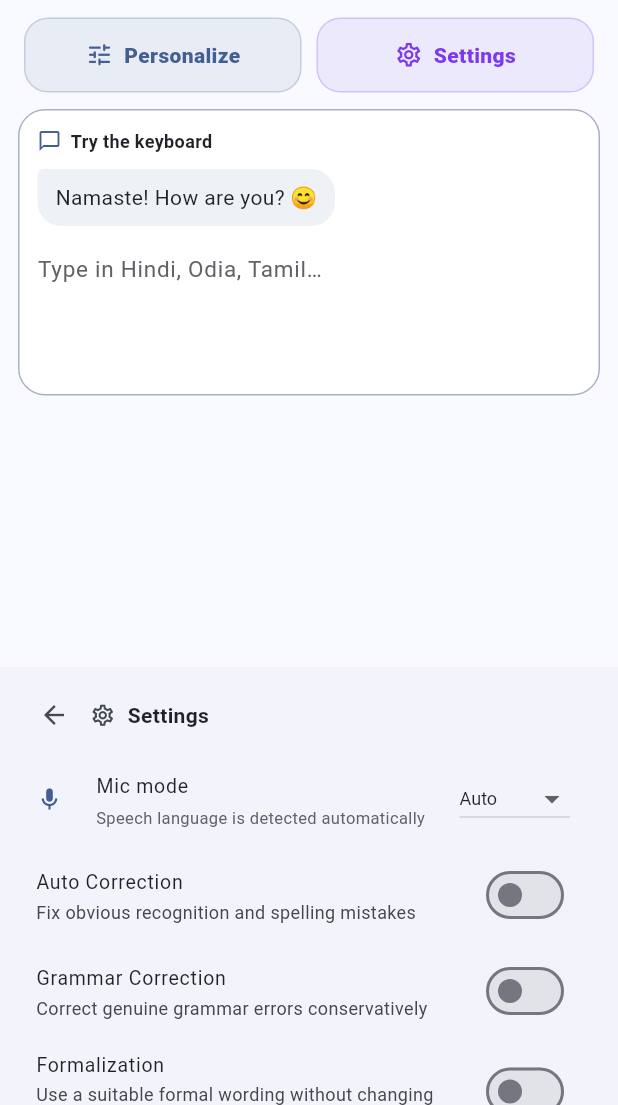
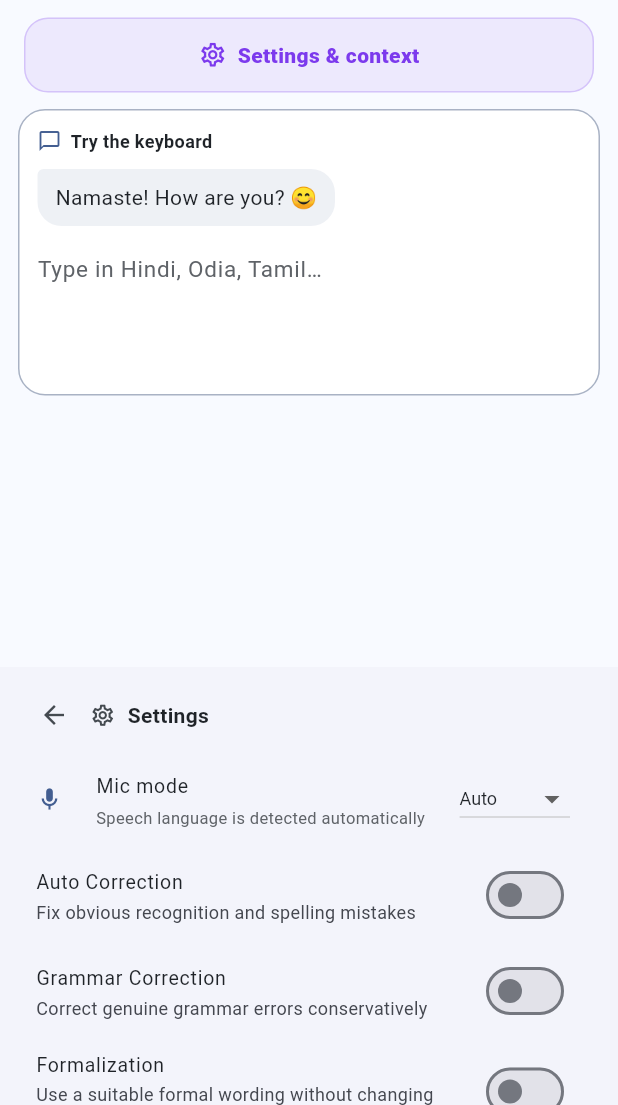
Before and after one commit to sameerswain2026-code/bhasha-keyboard-release, a Flutter app: the DemoEditorScreen screen opened directly, after a tap on the "settings" icon, on a phone screen of 412 x 824 dp, the part 131-1236 px from its top. Run offline on Flutter 3.47's test engine with Material 3 defaults, Android fonts, the phone set to English and light mode, and no system bars; our stand-ins replace file_picker, shared_preferences; missing offline and left inert: syncfusion_flutter_pdf; accounts and stored records are empty.

Commit message:
Restore project footer and smart AI settings

```diff
--- a/lib/main.dart
+++ b/lib/main.dart
@@ -234,11 +234,7 @@ class DemoEditorScreen extends StatelessWidget {
                   ),
                   Padding(
                     padding: const EdgeInsets.symmetric(horizontal: 16, vertical: 4),
-                    child: Row(children: [
-                      Expanded(child: _HomeAction(icon: Icons.tune_rounded, label: 'Personalize', onTap: () => Navigator.of(context).push(MaterialPageRoute(builder: (_) => const PersonalizationScreen())), color: t.accent)),
-                      const SizedBox(width: 10),
-                      Expanded(child: _HomeAction(icon: Icons.settings_outlined, label: 'Settings', onTap: () => Navigator.of(context).push(MaterialPageRoute(builder: (_) => const AppSettingsScreen())), color: const Color(0xFF7C3AED))),
-                    ]),
+                    child: _HomeAction(icon: Icons.settings_outlined, label: 'Settings & context', onTap: () => Navigator.of(context).push(MaterialPageRoute(builder: (_) => const AppSettingsScreen())), color: const Color(0xFF7C3AED)),
                   ),
                   Container(
                     margin: const EdgeInsets.fromLTRB(12, 7, 12, 8),
--- a/lib/ui/panels/settings_panel.dart
+++ b/lib/ui/panels/settings_panel.dart
@@ -244,6 +244,29 @@ class SettingsPanel extends StatelessWidget {
                     onTap: () => kb.setVoiceContext(''),
                   ),
                 const Divider(height: 12),
+                ListTile(
+                  dense: true,
+                  leading: Icon(Icons.smart_toy_outlined, size: 18, color: t.accent),
+                  title: Text('Smart AI customization', style: TextStyle(fontSize: 13, fontWeight: FontWeight.w700, color: t.keyText)),
+                  subtitle: Text('Ask it to write a letter, find a video, search Google, or help with a task.', style: TextStyle(fontSize: 11, color: t.keyTextSecondary)),
+                ),
+                SwitchListTile(
+                  dense: true,
+                  title: Text('Enable Smart AI', style: TextStyle(fontSize: 13, color: t.keyText)),
+                  subtitle: Text(kb.aiAssistantEnabled ? 'Ready during voice typing' : 'Off until you turn it on', style: TextStyle(fontSize: 11, color: t.keyTextSecondary)),
+                  value: kb.aiAssistantEnabled,
+                  activeThumbColor: t.accent,
+                  onChanged: kb.setAiAssistantEnabled,
+                ),
+                ListTile(
+                  dense: true,
+                  enabled: kb.aiAssistantEnabled,
+                  title: Text('AI name / wake word', style: TextStyle(fontSize: 13, color: kb.aiAssistantEnabled ? t.keyText : t.keyTextSecondary)),
+                  subtitle: Text('Currently: "${kb.assistantName}"', style: TextStyle(fontSize: 11, color: t.keyTextSecondary)),
+                  trailing: Icon(Icons.edit_outlined, size: 16, color: kb.aiAssistantEnabled ? t.accent : t.icon),
+                  onTap: kb.aiAssistantEnabled ? () => kb.openPanelKeyboard(initialText: kb.assistantName) : null,
+                ),
+                const Divider(height: 12),
                 SwitchListTile(
                   dense: true,
                   title: Text(
@@ -322,6 +345,18 @@ class SettingsPanel extends StatelessWidget {
                     },
                   ),
                 ),
+                const Divider(height: 12),
+                Padding(
+                  padding: const EdgeInsets.fromLTRB(10, 4, 10, 12),
+                  child: Column(
+                    crossAxisAlignment: CrossAxisAlignment.start,
+                    children: [
+                      Row(children: [Icon(Icons.school_outlined, size: 15, color: t.accent), const SizedBox(width: 6), Text('Minor Project', style: TextStyle(fontSize: 12, fontWeight: FontWeight.w800, color: t.keyText))]),
+                      const SizedBox(height: 5),
+                      Text('Sameer Swain\nB.Tech CSE, 7th Semester Student\nSanjay Memorial Institute Of Technology\nChandhipadar, Berhampur, Ganjam, Odisha', style: TextStyle(fontSize: 10.5, height: 1.45, color: t.keyTextSecondary)),
+                    ],
+                  ),
+                ),
               ],
             ),
           ),
```
